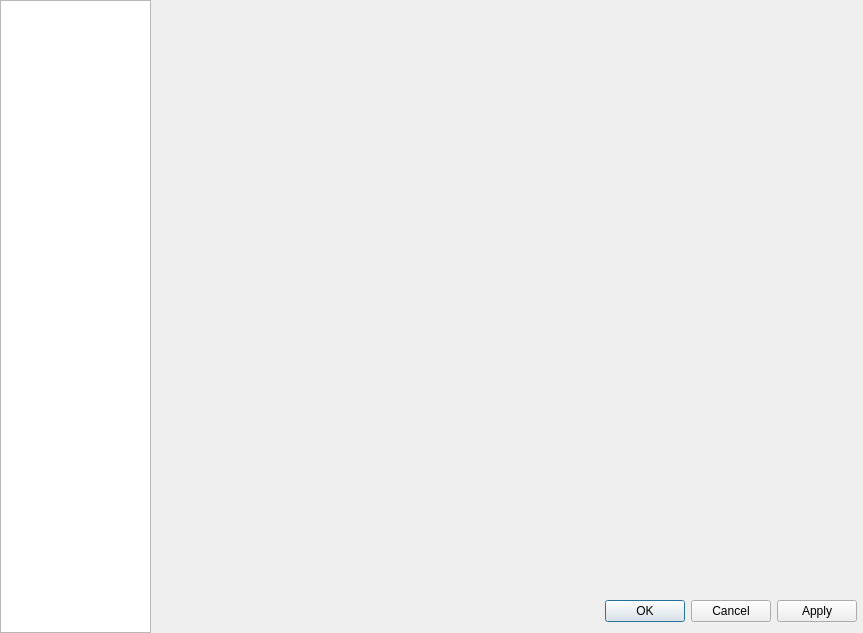
The window that src/plugins/optionsmanager/optionsdialog.ui (silvansky/Contacts) describes before a commit, drawn with Qt 5.
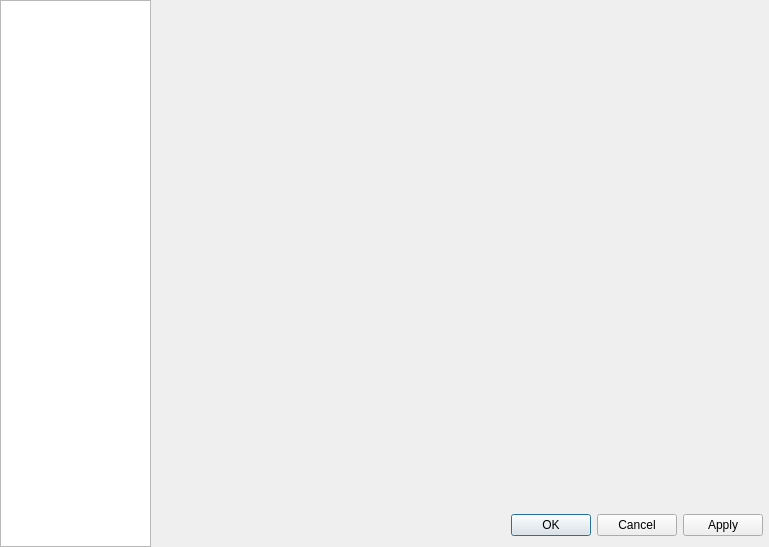
The same window after the commit.

Commit message: Избавился навсегда от FocusFrameRect. Подчищаем потихоньку неиспользуемый код и всегда невидимые виджеты.

What changed in the file:
```diff
--- a/src/plugins/optionsmanager/optionsdialog.ui
+++ b/src/plugins/optionsmanager/optionsdialog.ui
@@ -6,8 +6,8 @@
    <rect>
     <x>0</x>
     <y>0</y>
-    <width>863</width>
-    <height>633</height>
+    <width>769</width>
+    <height>547</height>
    </rect>
   </property>
   <property name="sizePolicy">
@@ -111,38 +111,6 @@
         </layout>
        </widget>
       </item>
-      <item>
-       <widget class="QScrollArea" name="scaScroll">
-        <property name="sizePolicy">
-         <sizepolicy hsizetype="MinimumExpanding" vsizetype="MinimumExpanding">
-          <horstretch>0</horstretch>
-          <verstretch>0</verstretch>
-         </sizepolicy>
-        </property>
-        <property name="frameShape">
-         <enum>QFrame::NoFrame</enum>
-        </property>
-        <property name="verticalScrollBarPolicy">
-         <enum>Qt::ScrollBarAlwaysOff</enum>
-        </property>
-        <property name="horizontalScrollBarPolicy">
-         <enum>Qt::ScrollBarAlwaysOff</enum>
-        </property>
-        <property name="widgetResizable">
-         <bool>true</bool>
-        </property>
-        <widget class="QWidget" name="scrollAreaWidgetContents">
-         <property name="geometry">
-          <rect>
-           <x>0</x>
-           <y>0</y>
-           <width>712</width>
-           <height>277</height>
-          </rect>
-         </property>
-        </widget>
-       </widget>
-      </item>
       <item>
        <layout class="QHBoxLayout" name="buttonsLayout">
         <property name="leftMargin">
```
Left out of the diff: 3 changed lines with no effect on the pictures. The commit also changes 4 other files.
